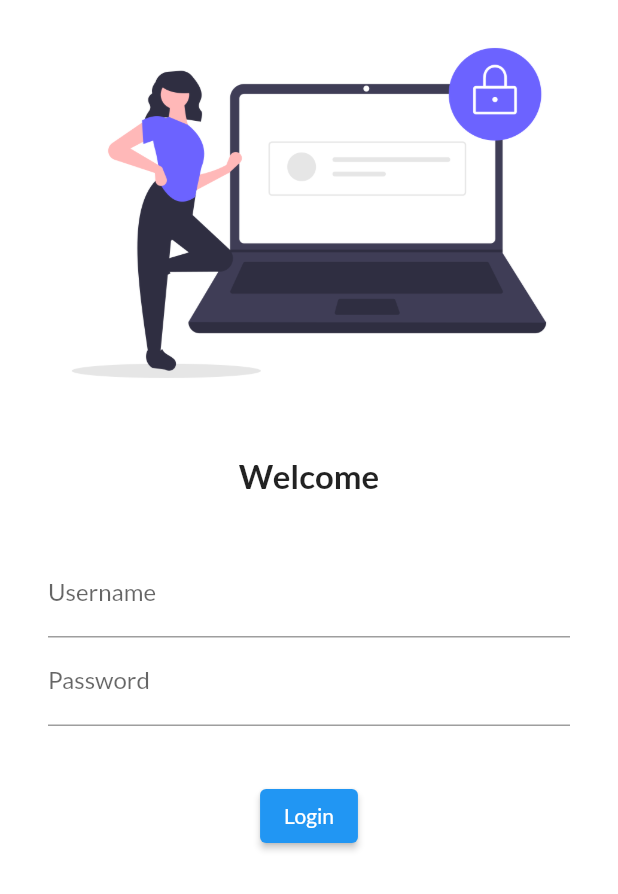
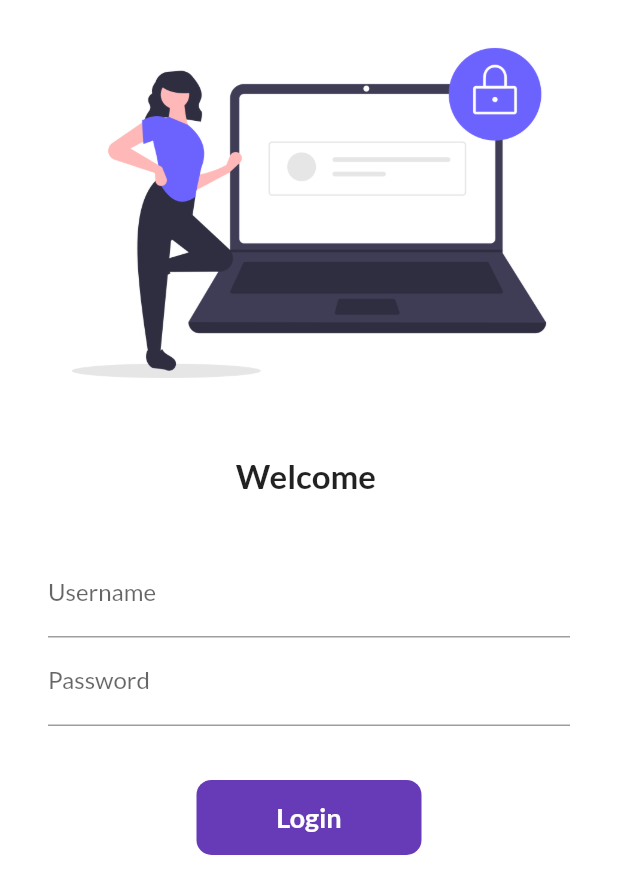
Before and after one commit to ascsoftdev/flutter_app, a Flutter app: the screen it shows after launch, on a phone screen of 412 x 824 dp. Shown: the top 894 px of the screen. Run offline on Flutter 3.47's test engine with Material 2 defaults, Android fonts, the phone set to English and light mode, and no system bars; our stand-ins replace google_fonts.

Commit message:
Add Login Animation button

```diff
--- a/lib/main.dart
+++ b/lib/main.dart
@@ -2,6 +2,7 @@ import 'package:flutter/material.dart';
 import 'package:google_fonts/google_fonts.dart';
 import 'package:flutter_app_1/pages/home_page.dart';
 import 'package:flutter_app_1/pages/login_page.dart';
+import 'package:flutter_app_1/utils/routes.dart';
 
 void main() {
   runApp(const MyApp());
@@ -19,11 +20,13 @@ class MyApp extends StatelessWidget {
           primarySwatch: Colors.blue,
           fontFamily: GoogleFonts.lato().fontFamily),
       darkTheme: ThemeData(brightness: Brightness.dark),
-      initialRoute: "/login",
+      initialRoute: "/",
       routes: {
         "/": (context) => LoginPage(),
-        '/login': (context) => LoginPage()
+        MyRoutes.homePage: (context) => HomePage(),
+        MyRoutes.loginRoute: (context) => LoginPage()
       },
+      debugShowCheckedModeBanner: false,
     );
   }
 }
--- a/lib/pages/login_page.dart
+++ b/lib/pages/login_page.dart
@@ -1,6 +1,14 @@
 import 'package:flutter/material.dart';
+import 'package:flutter_app_1/utils/routes.dart';
 
-class LoginPage extends StatelessWidget {
+class LoginPage extends StatefulWidget {
+  @override
+  State<LoginPage> createState() => _LoginPageState();
+}
+
+class _LoginPageState extends State<LoginPage> {
+  String uname = "";
+  bool changeButton = false;
   @override
   Widget build(BuildContext context) {
     return Material(
@@ -8,7 +16,7 @@ class LoginPage extends StatelessWidget {
         child: Column(children: [
           Image.asset("assets/images/login_page.png", fit: BoxFit.cover),
           const SizedBox(height: 20),
-          const Text("Welcome",
+          Text("Welcome $uname",
               style: TextStyle(fontSize: 22, fontWeight: FontWeight.bold)),
           const SizedBox(
             height: 20,
@@ -20,6 +28,7 @@ class LoginPage extends StatelessWidget {
                 TextFormField(
                   decoration: const InputDecoration(
                       hintText: "Enter username", labelText: "Username"),
+                  onChanged: (value) => {uname = value, setState(() {})},
                 ),
                 TextFormField(
                   obscureText: true,
@@ -30,10 +39,40 @@ class LoginPage extends StatelessWidget {
             ),
           ),
           const SizedBox(height: 20),
-          ElevatedButton(
-              onPressed: () {},
-              style: TextButton.styleFrom(),
-              child: const Text("Login"))
+          // ElevatedButton(
+          //     onPressed: () {
+          //       Navigator.pushNamed(context, MyRoutes.homePage);
+          //     },
+          //     style: TextButton.styleFrom(minimumSize: const Size(150, 40)),
+          //     child: const Text("Login"))
+          InkWell(
+            onTap: () async => {
+              setState(() {
+                changeButton = true;
+              }),
+              await Future.delayed(const Duration(seconds: 1)),
+              Navigator.pushNamed(context, MyRoutes.homePage)
+            },
+            child: AnimatedContainer(
+              width: changeButton ? 50 : 150,
+              height: 50,
+              duration: const Duration(seconds: 1),
+              alignment: Alignment.center,
+              decoration: BoxDecoration(
+                  color: Colors.deepPurple,
+                  borderRadius: BorderRadius.circular(changeButton ? 50 : 10)),
+              child: changeButton
+                  ? const Icon(
+                      Icons.done,
+                      color: Colors.white,
+                    )
+                  : const Text("Login",
+                      style: TextStyle(
+                          color: Colors.white,
+                          fontWeight: FontWeight.bold,
+                          fontSize: 18)),
+            ),
+          )
         ]));
   }
 }
--- /dev/null
+++ b/lib/utils/routes.dart
@@ -0,0 +1,4 @@
+class MyRoutes {
+    static String loginRoute = "/login";
+    static String homePage = "/home";
+}
```
